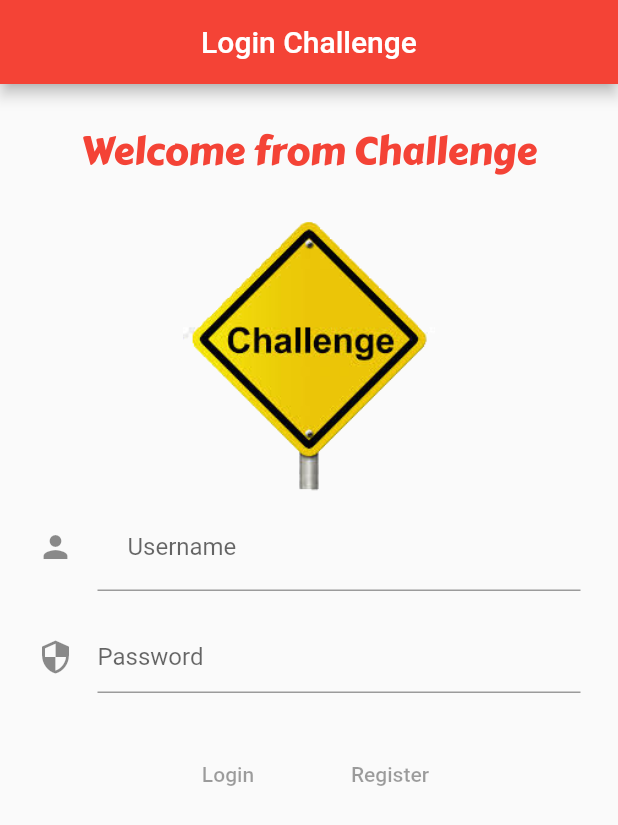
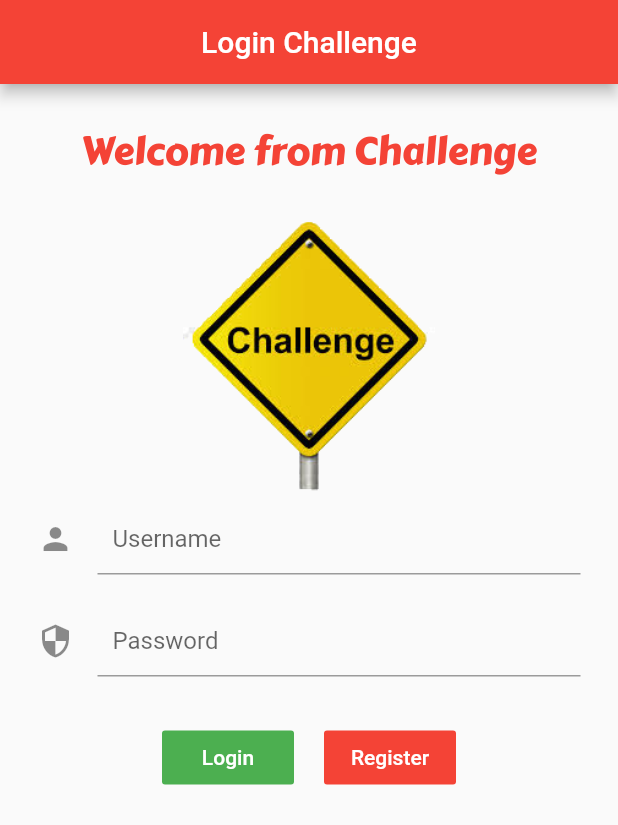
Before and after one commit to waimyowmo/login, a Flutter app: the screen it shows after launch, on a phone screen of 412 x 824 dp. Shown: the top 825 px of the screen. Run offline on Flutter 3.47's test engine with Material 2 defaults, Android fonts, the light colour scheme and no system bars.

Commit message:
last edit

```diff
--- a/lib/main.dart
+++ b/lib/main.dart
@@ -10,8 +10,9 @@ class MyApp extends StatelessWidget {
   FlatButton log({Color win, String text}) {
     return FlatButton(
       color: win,
-      onPressed: null,
+      onPressed: () {},
       child: Text(text),
+      textColor: Colors.white,
     );
   }
 
@@ -51,7 +52,7 @@ class MyApp extends StatelessWidget {
                   decoration: InputDecoration(
                     hintText: 'Username',
                     icon: Icon(Icons.person),
-                    contentPadding: EdgeInsets.all(20),
+                    contentPadding: EdgeInsets.all(10),
                   ),
                 ),
                 SizedBox(
@@ -62,6 +63,7 @@ class MyApp extends StatelessWidget {
                   decoration: InputDecoration(
                     hintText: 'Password',
                     icon: Icon(Icons.security),
+                    contentPadding: EdgeInsets.all(10),
                   ),
                 ),
                 SizedBox(
@@ -70,7 +72,10 @@ class MyApp extends StatelessWidget {
                 Row(
                   mainAxisAlignment: MainAxisAlignment.center,
                   children: <Widget>[
-                    log(win: Colors.green, text: 'Login'),
+                    log(
+                      win: Colors.green,
+                      text: 'Login',
+                    ),
                     SizedBox(
                       width: 20,
                     ),
```
